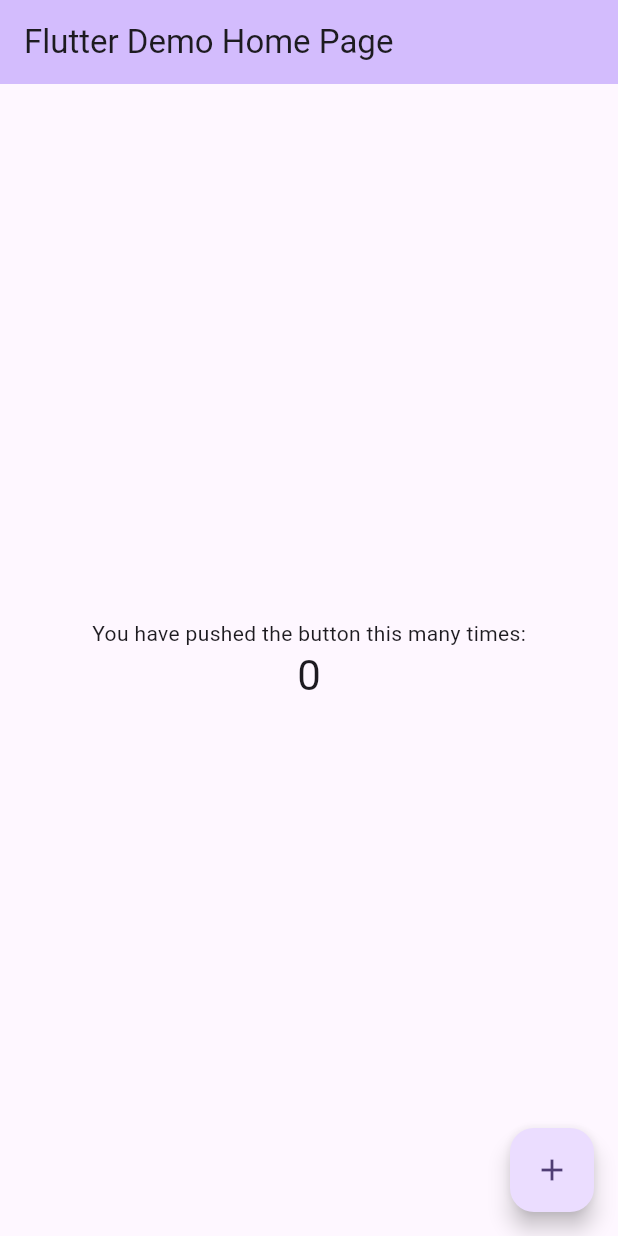
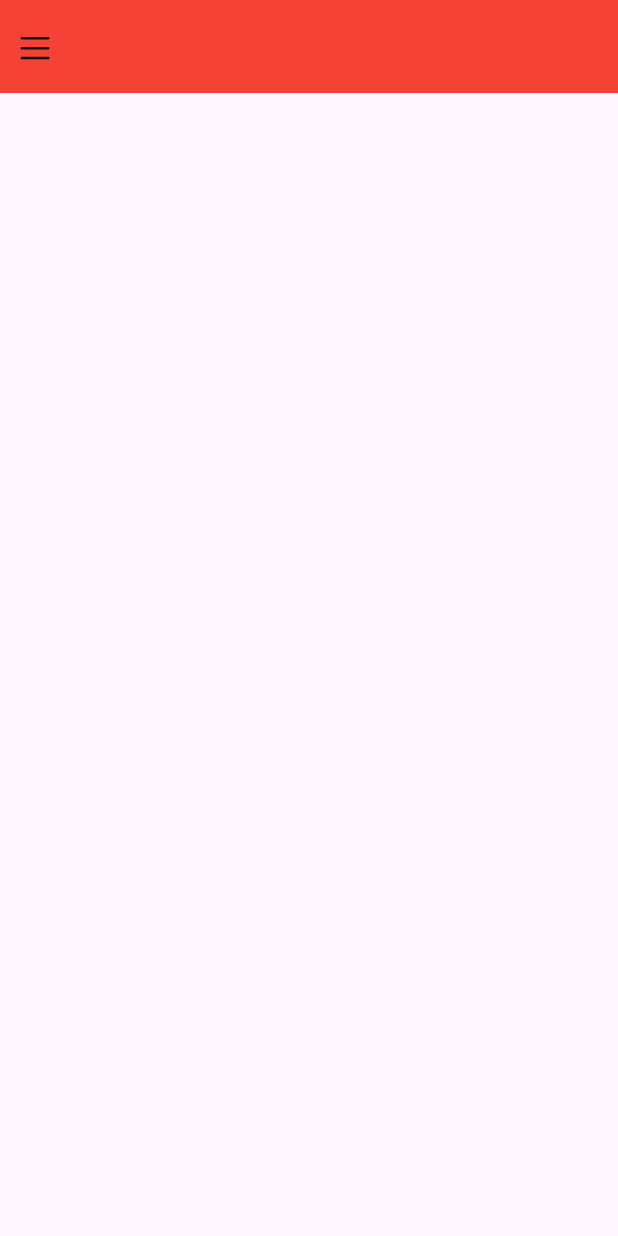
Before and after one commit to ninjacodeeer/govint, a Flutter app: the screen it shows after launch, on a phone screen of 412 x 824 dp. Run offline on Flutter 3.47's test engine with Material 3 defaults, Android fonts, the light colour scheme and no system bars; our stand-ins replace flutter_screenutil, flutter_svg, go_router.

Commit message:
Added several files

```diff
--- a/analysis_options.yaml
+++ b/analysis_options.yaml
@@ -21,7 +21,9 @@ linter:
   # `// ignore_for_file: name_of_lint` syntax on the line or in the file
   # producing the lint.
   rules:
-    # avoid_print: false  # Uncomment to disable the `avoid_print` rule
+     avoid_print: false
+     no_leading_underscores_for_local_identifiers: false
+
     # prefer_single_quotes: true  # Uncomment to enable the `prefer_single_quotes` rule
 
 # Additional information about this file can be found at
--- a/lib/app/app.dart
+++ b/lib/app/app.dart
@@ -0,0 +1,22 @@
+import 'package:flutter/material.dart';
+import 'package:flutter_screenutil/flutter_screenutil.dart';
+import 'package:govint/navigations/routes/routers.dart';
+
+class GovintApp extends StatelessWidget {
+  const GovintApp({super.key});
+
+  @override
+  Widget build(BuildContext context) {
+    return ScreenUtilInit(
+      designSize: const Size(448, 973),
+      minTextAdapt: true,
+      splitScreenMode: true,
+      builder: (context, child) {
+        return MaterialApp.router(
+          debugShowCheckedModeBanner: false,
+          routerConfig: routers,
+        );
+      },
+    );
+  }
+}
--- /dev/null
+++ b/lib/buttons/buttons.dart
@@ -0,0 +1,26 @@
+import 'package:flutter/material.dart';
+import 'package:flutter_screenutil/flutter_screenutil.dart';
+import 'package:flutter_svg/flutter_svg.dart';
+import 'package:govint/dimensions/icons.dart';
+
+class DrawerButtonComponent extends StatefulWidget {
+  final VoidCallback onTap;
+  const DrawerButtonComponent({super.key, required this.onTap});
+
+  @override
+  State<DrawerButtonComponent> createState() => _DrawerButtonComponentState();
+}
+
+class _DrawerButtonComponentState extends State<DrawerButtonComponent> {
+  @override
+  Widget build(BuildContext context) {
+    return GestureDetector(
+      onTap: widget.onTap,
+      child: SizedBox(
+        width: 24.w,
+        height: 24.w,
+        child: SvgPicture.asset(GIcons.drawer),
+      ),
+    );
+  }
+}
--- /dev/null
+++ b/lib/dimensions/colors.dart
@@ -0,0 +1,10 @@
+import 'dart:ui';
+
+class GColors {
+  static const Color transparent = Color(0x00000000);
+  static const Color lightBlack = Color(0xFF111111);
+  static const Color lightWhite = Color(0xFFFCFCFC);
+  static const Color primaryColor = Color(0xFF0077FF);
+  static const Color blueGrey = Color(0xFF8F9FB2);
+  static const Color lightBlueGrey = Color(0xFFA3B6CC);
+}
--- /dev/null
+++ b/lib/dimensions/icons.dart
@@ -0,0 +1,7 @@
+
+
+class GIcons {
+  static const drawer = 'assets/icons/drawer.svg';
+
+
+}
--- a/lib/main.dart
+++ b/lib/main.dart
@@ -1,125 +1,7 @@
 import 'package:flutter/material.dart';
+import 'package:govint/app/app.dart';
 
 void main() {
-  runApp(const MyApp());
+  const app = GovintApp();
+  runApp(app);
 }
-
-class MyApp extends StatelessWidget {
-  const MyApp({super.key});
-
-  // This widget is the root of your application.
-  @override
-  Widget build(BuildContext context) {
-    return MaterialApp(
-      title: 'Flutter Demo',
-      theme: ThemeData(
-        // This is the theme of your application.
-        //
-        // TRY THIS: Try running your application with "flutter run". You'll see
-        // the application has a purple toolbar. Then, without quitting the app,
-        // try changing the seedColor in the colorScheme below to Colors.green
-        // and then invoke "hot reload" (save your changes or press the "hot
-        // reload" button in a Flutter-supported IDE, or press "r" if you used
-        // the command line to start the app).
-        //
-        // Notice that the counter didn't reset back to zero; the application
-        // state is not lost during the reload. To reset the state, use hot
-        // restart instead.
-        //
-        // This works for code too, not just values: Most code changes can be
-        // tested with just a hot reload.
-        colorScheme: ColorScheme.fromSeed(seedColor: Colors.deepPurple),
-        useMaterial3: true,
-      ),
-      home: const MyHomePage(title: 'Flutter Demo Home Page'),
-    );
-  }
-}
-
-class MyHomePage extends StatefulWidget {
-  const MyHomePage({super.key, required this.title});
-
-  // This widget is the home page of your application. It is stateful, meaning
-  // that it has a State object (defined below) that contains fields that affect
-  // how it looks.
-
-  // This class is the configuration for the state. It holds the values (in this
-  // case the title) provided by the parent (in this case the App widget) and
-  // used by the build method of the State. Fields in a Widget subclass are
-  // always marked "final".
-
-  final String title;
-
-  @override
-  State<MyHomePage> createState() => _MyHomePageState();
-}
-
-class _MyHomePageState extends State<MyHomePage> {
-  int _counter = 0;
-
-  void _incrementCounter() {
-    setState(() {
-      // This call to setState tells the Flutter framework that something has
-      // changed in this State, which causes it to rerun the build method below
-      // so that the display can reflect the updated values. If we changed
-      // _counter without calling setState(), then the build method would not be
-      // called again, and so nothing would appear to happen.
-      _counter++;
-    });
-  }
-
-  @override
-  Widget build(BuildContext context) {
-    // This method is rerun every time setState is called, for instance as done
-    // by the _incrementCounter method above.
-    //
-    // The Flutter framework has been optimized to make rerunning build methods
-    // fast, so that you can just rebuild anything that needs updating rather
-    // than having to individually change instances of widgets.
-    return Scaffold(
-      appBar: AppBar(
-        // TRY THIS: Try changing the color here to a specific color (to
-        // Colors.amber, perhaps?) and trigger a hot reload to see the AppBar
-        // change color while the other colors stay the same.
-        backgroundColor: Theme.of(context).colorScheme.inversePrimary,
-        // Here we take the value from the MyHomePage object that was created by
-        // the App.build method, and use it to set our appbar title.
-        title: Text(widget.title),
-      ),
-      body: Center(
-        // Center is a layout widget. It takes a single child and positions it
-        // in the middle of the parent.
-        child: Column(
-          // Column is also a layout widget. It takes a list of children and
-          // arranges them vertically. By default, it sizes itself to fit its
-          // children horizontally, and tries to be as tall as its parent.
-          //
-          // Column has various properties to control how it sizes itself and
-          // how it positions its children. Here we use mainAxisAlignment to
-          // center the children vertically; the main axis here is the vertical
-          // axis because Columns are vertical (the cross axis would be
-          // horizontal).
-          //
-          // TRY THIS: Invoke "debug painting" (choose the "Toggle Debug Paint"
-          // action in the IDE, or press "p" in the console), to see the
-          // wireframe for each widget.
-          mainAxisAlignment: MainAxisAlignment.center,
-          children: <Widget>[
-            const Text(
-              'You have pushed the button this many times:',
-            ),
-            Text(
-              '$_counter',
-              style: Theme.of(context).textTheme.headlineMedium,
-            ),
-          ],
-        ),
-      ),
-      floatingActionButton: FloatingActionButton(
-        onPressed: _incrementCounter,
-        tooltip: 'Increment',
-        child: const Icon(Icons.add),
-      ), // This trailing comma makes auto-formatting nicer for build methods.
-    );
-  }
-}
--- /dev/null
+++ b/lib/navigations/routes/routers.dart
@@ -0,0 +1,9 @@
+import 'package:go_router/go_router.dart';
+import 'package:govint/screens/home/home_screen.dart';
+
+GoRouter routers = GoRouter(initialLocation: '/homeScreen', routes: [
+  GoRoute(
+      name: '/homeScreen',
+      path: '/homeScreen',
+      builder: (context, state) => const HomeScreen())
+]);
--- /dev/null
+++ b/lib/screens/home/home_screen.dart
@@ -0,0 +1,47 @@
+import 'package:flutter/material.dart';
+import 'package:flutter_screenutil/flutter_screenutil.dart';
+import 'package:govint/buttons/buttons.dart';
+import 'package:govint/dimensions/colors.dart';
+
+class HomeScreen extends StatefulWidget {
+  const HomeScreen({super.key});
+
+  @override
+  State<HomeScreen> createState() => _HomeScreenState();
+}
+
+class _HomeScreenState extends State<HomeScreen> {
+  final GlobalKey<ScaffoldState> _scaffoldKey = GlobalKey<ScaffoldState>();
+
+  @override
+  Widget build(BuildContext context) {
+    return Scaffold(
+      key: _scaffoldKey,
+      appBar: PreferredSize(
+          preferredSize: const Size.fromHeight(62),
+          child: AppBar(
+            backgroundColor: Colors.red,
+            automaticallyImplyLeading: false,
+            titleSpacing: 0.0,
+            title: Padding(
+              padding:
+                  EdgeInsets.only(left: 0.03.sw, right: 0.03.sw, top: 0.01.sh),
+              child: Row(
+                crossAxisAlignment: CrossAxisAlignment.center,
+                mainAxisAlignment: MainAxisAlignment.start,
+                children: [
+                  DrawerButtonComponent(
+                      onTap: () => _scaffoldKey.currentState?.openDrawer())
+                ],
+              ),
+            ),
+          )),
+      drawer: Drawer(
+        backgroundColor: GColors.lightWhite,
+        surfaceTintColor: GColors.lightWhite,
+        shape: const RoundedRectangleBorder(borderRadius: BorderRadius.zero),
+        width: 0.9.sw,
+      ),
+    );
+  }
+}
```
Also changed, not shown: pubspec.yaml (+11 -49 lines), assets/icons/drawer.svg (added), lib/dimensions/images.dart (added), pubspec.lock, 3 other files.
